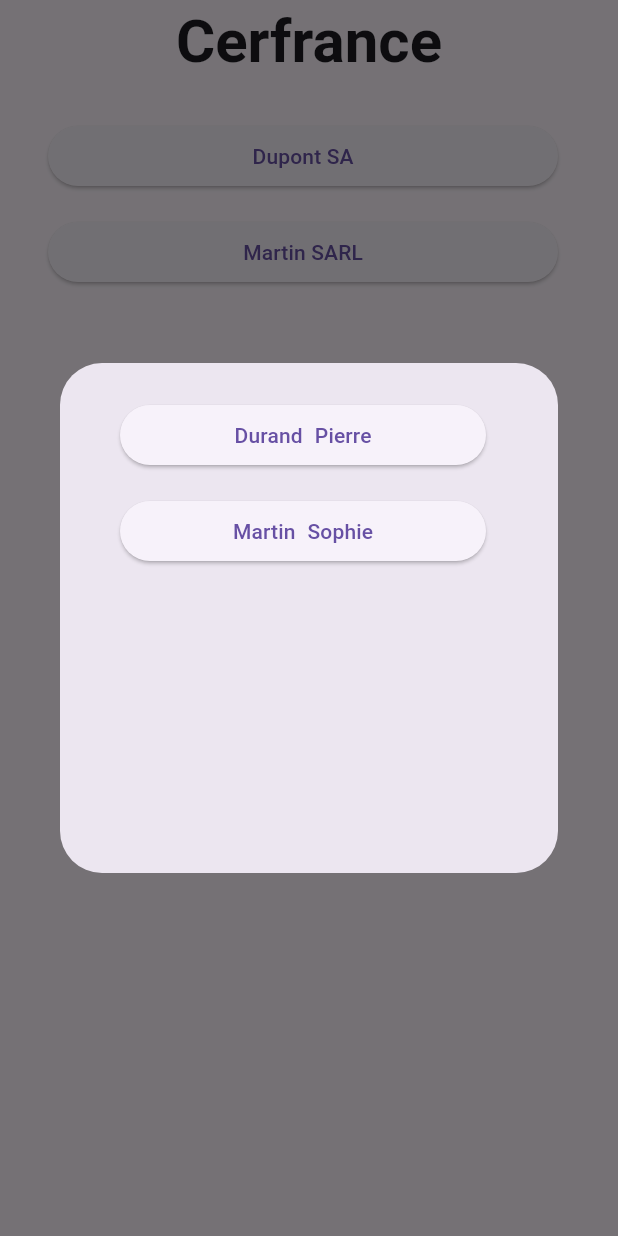
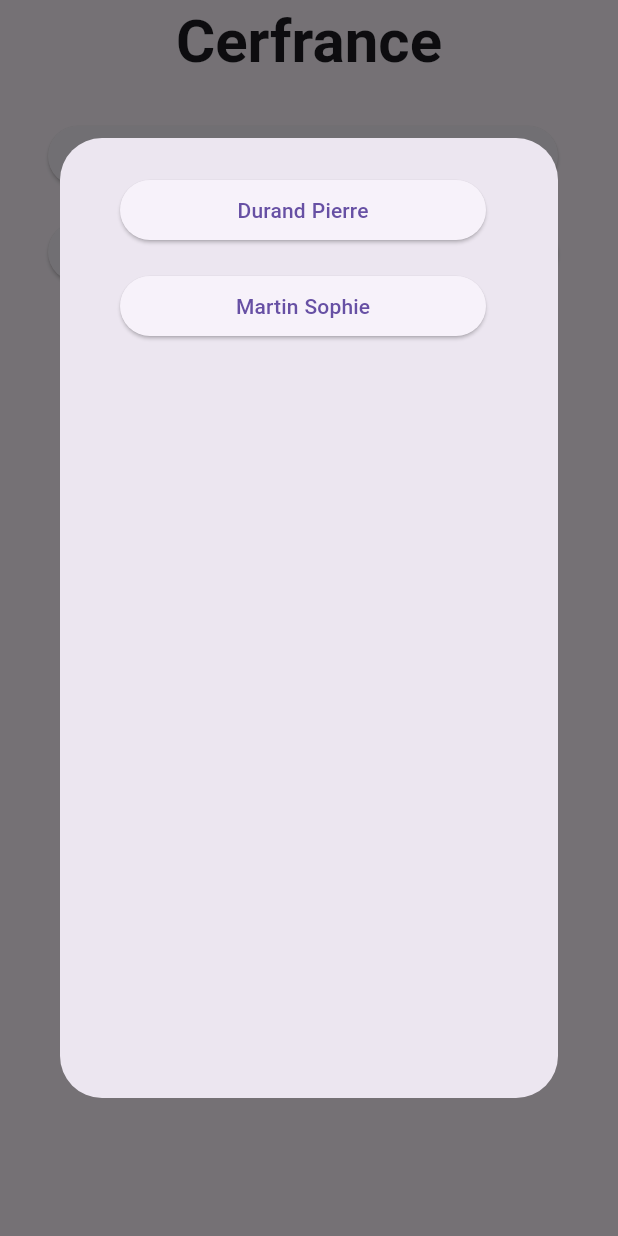
Before and after one commit to 48hAmazingAlgorithm/mobile, a Flutter app: the screen it shows after launch, after a tap on "Dupont SA", on a phone screen of 412 x 824 dp. Run offline on Flutter 3.47's test engine with Material 3 defaults, Android fonts, the phone set to English and light mode, and no system bars.

Commit message:
change popup size

```diff
--- a/lib/clients/clients_popup.dart
+++ b/lib/clients/clients_popup.dart
@@ -10,7 +10,7 @@ class Individu extends StatelessWidget {
     return AlertDialog(
       content: SizedBox(
         width: double.maxFinite,
-        height: 300,
+        height: 600,
         child: ListView.builder(
           shrinkWrap: true,
           itemCount: individus.length,
@@ -23,7 +23,7 @@ class Individu extends StatelessWidget {
                   mainAxisSize: MainAxisSize.min,
                   children: [
                     Text(individu['Nom'] as String),
-                    SizedBox(width: 8),
+                    SizedBox(width: 4),
                     Text(individu['Prénom'] as String),
                   ],
                 ),
```
